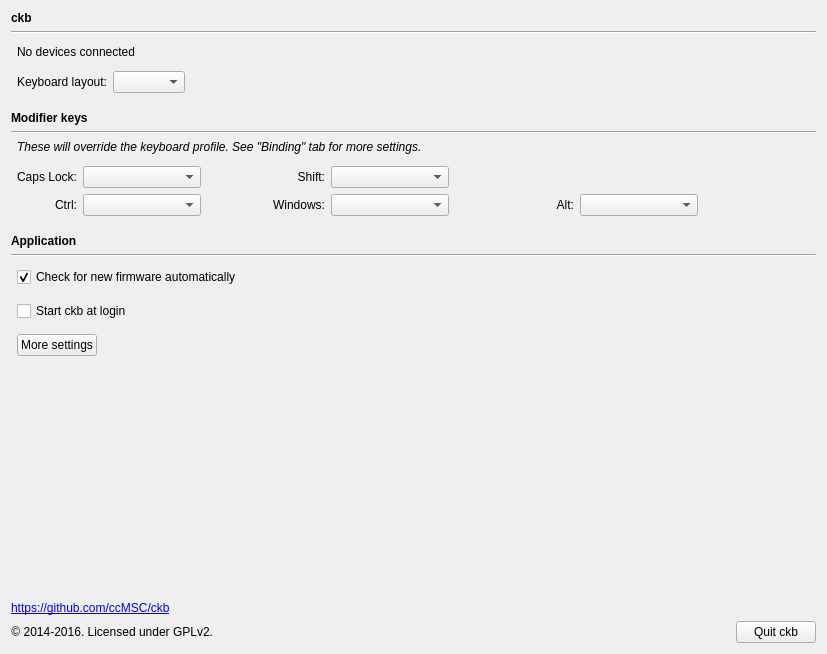
Before: the Qt Designer form src/ckb/settingswidget.ui in ckb-next/ckb-next, drawn with Qt 5.
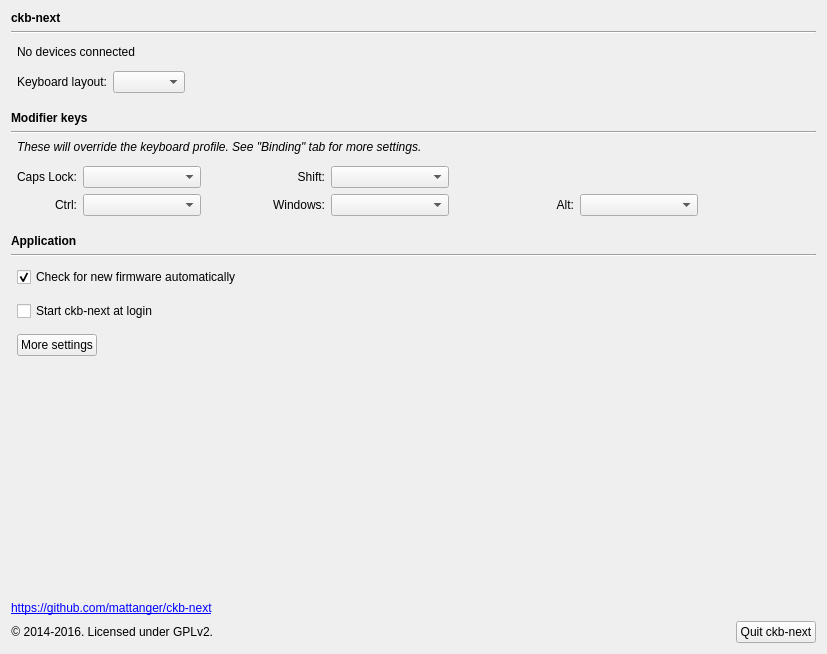
After: the same form once the commit is applied.

```diff
--- a/src/ckb/settingswidget.ui
+++ b/src/ckb/settingswidget.ui
@@ -92,7 +92,7 @@
      <item>
       <widget class="QPushButton" name="pushButton">
        <property name="text">
-        <string>Quit ckb</string>
+        <string>Quit ckb-next</string>
        </property>
       </widget>
      </item>
@@ -130,7 +130,7 @@
    <item row="20" column="0" colspan="2">
     <widget class="QLabel" name="label_2">
      <property name="text">
-      <string>&lt;a href=&quot;https://github.com/ccMSC/ckb&quot;&gt;https://github.com/ccMSC/ckb&lt;/a&gt;</string>
+      <string>&lt;a href=&quot;https://github.com/mattanger/ckb-next&quot;&gt;https://github.com/mattanger/ckb-next&lt;/a&gt;</string>
      </property>
      <property name="openExternalLinks">
       <bool>true</bool>
@@ -143,7 +143,7 @@
       <string>ckb will be started when you log in to your computer.</string>
      </property>
      <property name="text">
-      <string>Start ckb at login</string>
+      <string>Start ckb-next at login</string>
      </property>
     </widget>
    </item>
@@ -458,7 +458,7 @@
       </font>
      </property>
      <property name="text">
-      <string>ckb</string>
+      <string>ckb-next</string>
      </property>
     </widget>
    </item>
```
Left out of the diff: 2 changed lines with no effect on the pictures.
